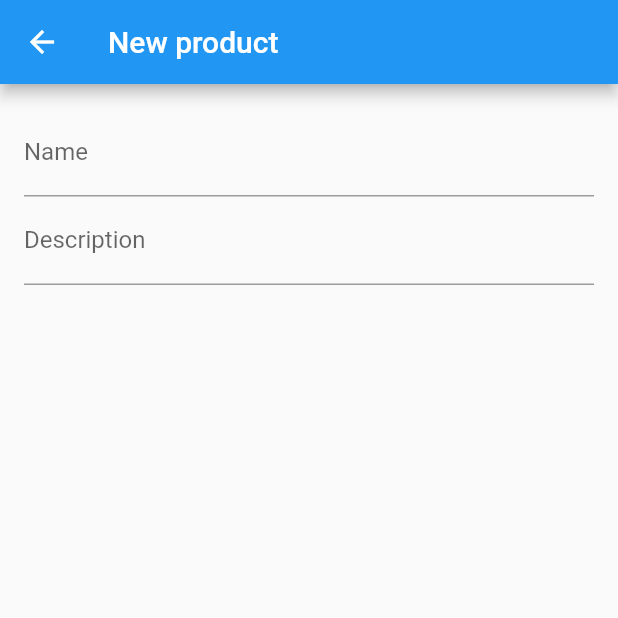
After one commit to d3roch4/MarketplaceApp, a Flutter app: the AddProductPage screen opened directly, on a phone screen of 412 x 824 dp, the top half of it. The commit adds this screen. Run offline on Flutter 3.47's test engine with Material 2 defaults, Android fonts, the phone set to English and light mode, and no system bars; our stand-ins replace get, parse_server_sdk_flutter, sliding_sheet; missing offline and left inert: adaptive_navigation, cqrs_mediator, dart:html; network calls fail.

Commit message:
Ajustando estrutura do projeto

```diff
--- a/application/lib/application.dart
+++ b/application/lib/application.dart
@@ -3,7 +3,7 @@ library application;
 import 'package:application/events/create_order_whe_cart_closed.dart';
 import 'package:application/marketplace/create_marketplace.dart';
 import 'package:application/store/create_store_command.dart';
-import 'package:application/store/get_stores_by_user.dart';
+import 'package:application/store/get_stores_by_user_query.dart';
 import 'package:application/store/last_orders_by_sotre_query.dart';
 import 'package:cqrs_mediator/cqrs_mediator.dart';
 import 'package:get/get.dart';
--- a/application/lib/cart/add_product_to_cart.dart
+++ b/application/lib/cart/add_product_to_cart.dart
@@ -28,7 +28,7 @@ class AddProductToCartHandle
     var cart = await cartRepository.getOpenedOrNew(userManager.current!);
     var product = await productRepository.getById(command.productId);
     if (product == null) throw AssertionError('product not found');
-    if (product.stockCount < 1) throw AssertionError('product out of stock');
+    if (product.stockCount != null && product.stockCount! < 1) throw AssertionError('product out of stock');
 
     var exist =
         cart.products.firstWhereOrNull((p) => p.productId == command.productId);
--- /dev/null
+++ b/application/lib/product/create_product_command.dart
@@ -0,0 +1,26 @@
+import 'package:cqrs_mediator/cqrs_mediator.dart';
+import 'package:domain/entities/money.dart';
+import 'package:domain/entities/product.dart';
+import 'package:domain/repository/product_repository.dart';
+
+class CreateProductCommand extends IAsyncCommand {
+  String storeId = "";
+  String name = "";
+  String description = "";
+  Money price= Money(value: 0, currency: "");
+}
+
+class CreateProductHandle extends IAsyncCommandHandler<CreateProductCommand> {
+  ProductRepository repository;
+
+  CreateProductHandle(this.repository);
+
+  @override
+  Future call(CreateProductCommand command) async {
+    if (command.storeId.isEmpty) throw ArgumentError("storeId is required");
+    await repository.save(Product(
+        name: command.name,
+        storeId: command.storeId,
+        description: command.description));
+  }
+}
--- a/domain/lib/entities/Product.dart
+++ b/domain/lib/entities/Product.dart
@@ -7,13 +7,12 @@ class Product extends Entity {
   String storeId;
   Money price = Money(value: 0, currency: Currencies.unknown);
   List<String> media = [];
-  int stockCount;
+  int? stockCount;
   bool physical = true;
 
   Product({
     required this.name,
     required this.storeId,
     required this.description,
-    this.stockCount = 0,
   });
 }
--- a/domain/lib/repository/product_repository.dart
+++ b/domain/lib/repository/product_repository.dart
@@ -5,5 +5,5 @@ import 'package:domain/services/domain_event_service.dart';
 abstract class ProductRepository extends RepositoryBase<Product> {
   ProductRepository(DomainEventService eventService) : super(eventService);
 
-  Stream<List<Product>> getAllByStoreId(String storeId);
+  Stream<List<Product>> getAllProductsByStoreId(String storeId);
 }
--- a/infra/lib/repository/memory/product_repository_memory.dart
+++ b/infra/lib/repository/memory/product_repository_memory.dart
@@ -8,7 +8,7 @@ class ProductRepositoryMemory extends RepositoryBaseMemory<Product>
   ProductRepositoryMemory(DomainEventService eventService) : super(eventService);
 
   @override
-  Stream<List<Product>> getAllByStoreId(String storeId) {
+  Stream<List<Product>> getAllProductsByStoreId(String storeId) {
     // TODO: implement getAllByStoreId
     throw UnimplementedError();
   }
--- a/ui/lib/main.dart
+++ b/ui/lib/main.dart
@@ -11,7 +11,7 @@ import 'package:turbine/pages/login/sign_up.dart';
 import 'package:turbine/pages/not_found_page.dart';
 import 'package:turbine/pages/store/create_store_page.dart';
 import 'package:turbine/pages/store/edit_store_page.dart';
-import 'package:turbine/pages/store/manager_store_page.dart';
+import 'package:turbine/pages/product/manager_products_list_page.dart';
 import 'package:turbine/pages/store/manager_stores_list_page.dart';
 import 'package:turbine/pages/store/store_panel_page.dart';
 import 'package:turbine/theme_app.dart';
@@ -59,6 +59,7 @@ class MyApp extends StatelessWidget {
         GetPage(name: '/manager-stores/add', page: () => CreateStorePage()),
         GetPage(name: '/manager-stores/:id', page: () => StorePanelPage()),
         GetPage(name: '/manager-stores/:id/edit', page: () => EditStorePage(Get.parameters['id'])),
+        GetPage(name: '/manager-stores/:id/products', page: () => ManagerProductsListPage()),
       ],
       unknownRoute: GetPage(name: '/not-found', page: () => NotFoundPage()),
     );
--- /dev/null
+++ b/ui/lib/pages/product/add_product_page.dart
@@ -0,0 +1,36 @@
+import 'package:flutter/material.dart';
+import 'package:get/get_utils/src/extensions/internacionalization.dart';
+import 'package:turbine/utils/global_values.dart';
+import 'package:application/product/create_product_command.dart';
+
+class AddProductPage extends StatelessWidget {
+  var formKey = GlobalKey<FormState>();
+  var command = CreateProductCommand();
+
+  @override
+  Widget build(BuildContext context) {
+    return Scaffold(
+      appBar: AppBar(
+        title: Text('New product'.tr),
+      ),
+      body: Form(
+          key: formKey,
+          child: ListView(
+            padding: EdgeInsets.all(kPadding),
+            children: [
+              TextFormField(
+                controller: TextEditingController(text: command.name),
+                decoration: InputDecoration(labelText: "Name".tr),
+                onChanged: (v)=> command.name,
+                validator: (v)=> v?.isEmpty??true ? "input a name".tr: null,
+              ),
+              TextFormField(
+                controller: TextEditingController(text: command.description),
+                decoration: InputDecoration(labelText: "Description".tr, hintText: "Brief summary".tr),
+                onChanged: (v)=> command.name = v,
+              ),
+            ],
+          )),
+    );
+  }
+}
--- a/ui/lib/pages/store/manager_stores_list_page.dart
+++ b/ui/lib/pages/store/manager_stores_list_page.dart
@@ -4,7 +4,7 @@ import 'package:flutter/material.dart';
 import 'package:get/get.dart';
 import 'package:turbine/widgets/loadding_widget.dart';
 import 'package:cqrs_mediator/cqrs_mediator.dart';
-import 'package:application/store/get_stores_by_user.dart';
+import 'package:application/store/get_stores_by_user_query.dart';
 
 class ManagerStoresListPage extends StatelessWidget {
   @override
--- a/ui/lib/pages/store/store_panel_page.dart
+++ b/ui/lib/pages/store/store_panel_page.dart
@@ -86,7 +86,7 @@ class StorePanelPage extends StatelessWidget {
           ));
 
   void managerProducts() {
-    Get.toNamed('/manager-stores/:id/products', arguments: store);
+    Get.toNamed('/manager-stores/${store!.id!}/products', arguments: store);
   }
 
   Future<List<OrderBuyer>> getListOrder() {
--- /dev/null
+++ b/ui/lib/widgets/money_form_field.dart
@@ -0,0 +1,5 @@
+import 'package:flutter/material.dart';
+
+class MoneyFormField {
+
+}
```
Also changed, not shown: infra/lib/repository/memory/order_repository_memory.dart (+7 -3 lines), infra/lib/repository/parse/helpers.dart (+14 -0 lines), infra/lib/repository/parse/product_repository_parse.dart (+6 -3 lines), ui/lib/pages/product/manager_products_list_page.dart (renamed from ui/lib/pages/store/manager_store_page.dart, +11 -2 lines), ui/lib/pages/product/manager_products_page.dart (deleted, +0 -8 lines), application/lib/store/get_stores_by_user_query.dart (renamed from application/lib/store/get_stores_by_user.dart), 1 other file.
